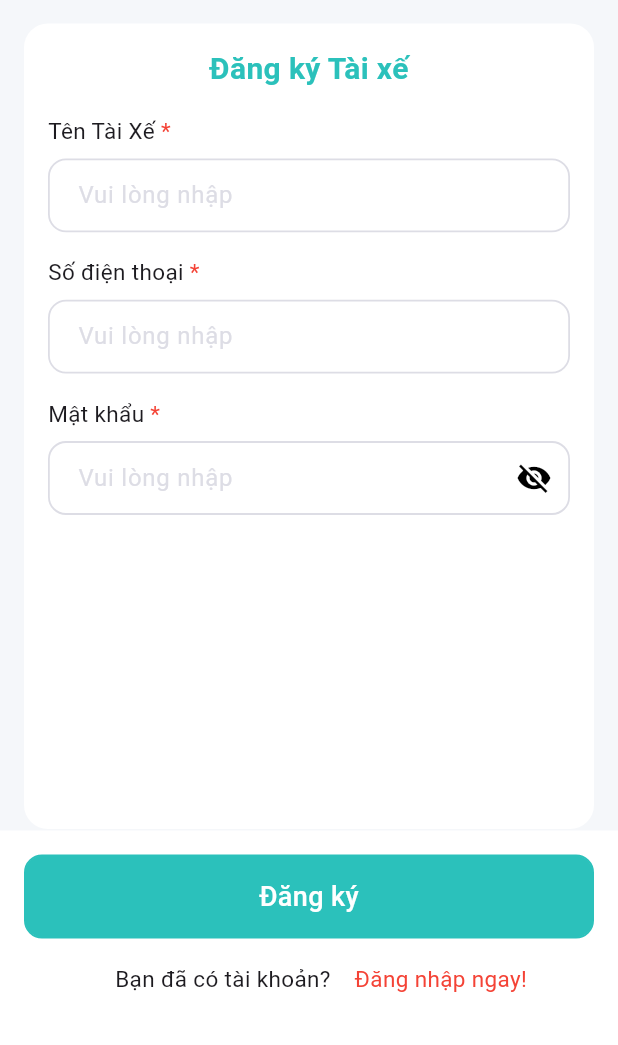
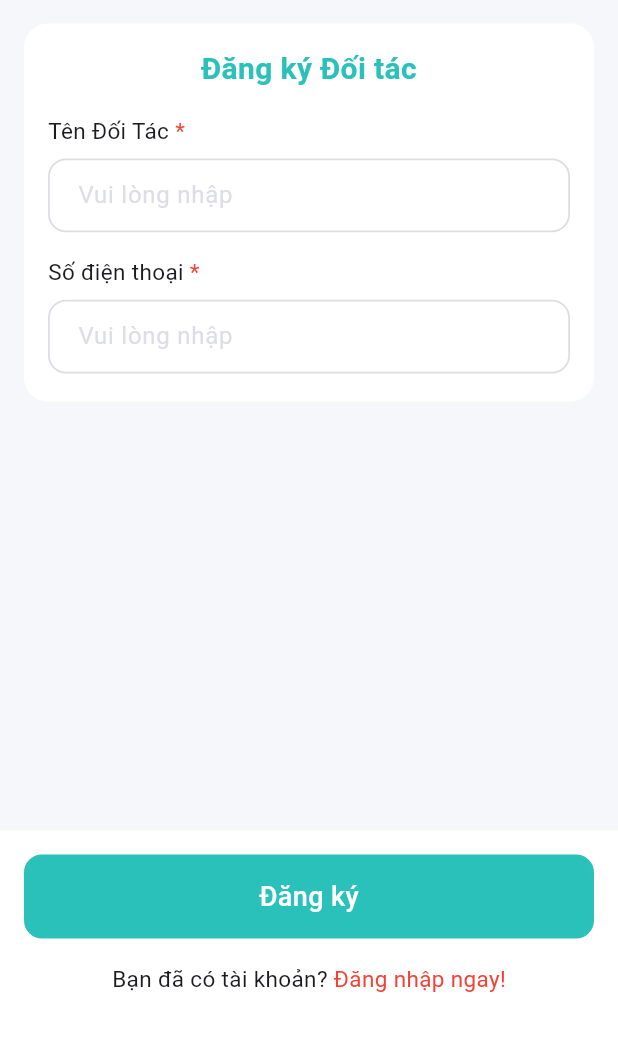
Before and after one commit to hwangcoder/Ride-Now-App, a Flutter app: the RegisterDriver screen opened directly, after a tap on "Đăng ký", on a phone screen of 412 x 824 dp, the part 191-1236 px from its top. Run offline on Flutter 3.47's test engine with Material 3 defaults, Android fonts, the phone set to English and light mode, and no system bars.

Commit message:
Add screen login

```diff
--- a/lib/auth/register_driver.dart
+++ b/lib/screens/auth/register_driver.dart
@@ -1,10 +1,11 @@
 import 'package:flutter/material.dart';
 import 'package:flutter/rendering.dart';
+import 'package:ride_now/screens/auth/register_partner.dart';
 import 'package:ride_now/components/app_bar.dart';
 import 'package:ride_now/components/text_field.dart';
 
-import '../components/elevated_button.dart';
-import '../components/text_field_password.dart';
+import '../../components/elevated_button.dart';
+import '../../components/text_field_password.dart';
 import 'widgets/drop_down_button.dart';
 
 class RegisterDriver extends StatefulWidget {
@@ -18,12 +19,25 @@ class _RegisterDriverState extends State<RegisterDriver> {
   final TextEditingController _nameController = TextEditingController();
   final TextEditingController _phoneController = TextEditingController();
   final TextEditingController _passwordController = TextEditingController();
+  final TextEditingController _licensePlateController = TextEditingController();
   bool isPasswordVisible = false;
-  List<String> vehicleTypes = [
-    'Xe máy',
-    'Ô tô',
+  List<String> loaixe = [
+    'Xe 4 chỗ',
+    'Xe 7 chỗ',
   ];
-  String? selectedVehicleType = 'Xe máy';
+  List<String> hangxe = [
+    'Hyundai',
+    'Toyota',
+    'Honda',
+  ];
+  List<String> mauxe = [
+    'Trắng',
+    'Đen',
+    'Đỏ',
+  ];
+  String? selectedVehicleType = 'Xe 4 chỗ';
+  String? selectedVehicleBrand = 'Hyundai';
+  String? selectedVehicleColor = 'Trắng';
   @override
   Widget build(BuildContext context) {
     return Scaffold(
@@ -135,7 +149,95 @@ class _RegisterDriverState extends State<RegisterDriver> {
                       Column(
                         children: [
                           Row(
-                            children: [],
+                            children: [
+                              Expanded(
+                                child: CustomDropdownButton(
+                                  label: 'Loại xe',
+                                  value: selectedVehicleType,
+                                  items: loaixe,
+                                  onChanged: (String? newValue) {
+                                    setState(() {
+                                      selectedVehicleType = newValue;
+                                    });
+                                  },
+                                ),
+                              ),
+                              const SizedBox(
+                                width: 16.0,
+                              ),
+                              Expanded(
+                                child: CustomDropdownButton(
+                                  label: 'Hãng xe',
+                                  value: selectedVehicleBrand,
+                                  items: hangxe,
+                                  onChanged: (String? newValue) {
+                                    setState(() {
+                                      selectedVehicleBrand = newValue;
+                                    });
+                                  },
+                                ),
+                              ),
+                            ],
+                          ),
+                          const SizedBox(
+                            height: 16.0,
+                          ),
+                          Row(
+                            children: [
+                              Expanded(
+                                child: Column(
+                                  crossAxisAlignment: CrossAxisAlignment.start,
+                                  children: [
+                                    const Row(
+                                      children: [
+                                        Text('Biển số xe ',
+                                            style: TextStyle(
+                                              fontSize: 15.0,
+                                            )),
+                                        Text('*',
+                                            style: TextStyle(
+                                              fontSize: 15.0,
+                                              color: Colors.red,
+                                            )),
+                                      ],
+                                    ),
+                                    const SizedBox(height: 8.0),
+                                    Container(
+                                      padding: const EdgeInsets.symmetric(
+                                          horizontal: 12.0),
+                                      decoration: BoxDecoration(
+                                        color: Colors.white,
+                                        borderRadius:
+                                            BorderRadius.circular(12.0),
+                                        border: Border.all(
+                                            color: Colors.grey.shade300),
+                                      ),
+                                      child: TextFormField(
+                                        controller: _licensePlateController,
+                                        decoration: const InputDecoration(
+                                          border: InputBorder.none,
+                                        ),
+                                      ),
+                                    ),
+                                  ],
+                                ),
+                              ),
+                              const SizedBox(
+                                width: 16.0,
+                              ),
+                              Expanded(
+                                child: CustomDropdownButton(
+                                  label: 'Màu xe',
+                                  value: selectedVehicleColor,
+                                  items: mauxe,
+                                  onChanged: (String? newValue) {
+                                    setState(() {
+                                      selectedVehicleColor = newValue;
+                                    });
+                                  },
+                                ),
+                              ),
+                            ],
                           ),
                         ],
                       )
@@ -163,23 +265,23 @@ class _RegisterDriverState extends State<RegisterDriver> {
                         Navigator.push(
                             context,
                             MaterialPageRoute(
-                              builder: (context) => const RegisterDriver(),
+                              builder: (context) => const RegisterPartner(),
                             ));
                       },
                       textColor: Colors.white,
                       fontSize: 18.0,
                     ),
                   ),
+                  const SizedBox(
+                    height: 16.0,
+                  ),
                   Row(
                     mainAxisAlignment: MainAxisAlignment.center,
                     children: [
-                      const Padding(
-                        padding: EdgeInsets.all(16.0),
-                        child: Text(
-                          'Bạn đã có tài khoản?',
-                          style: TextStyle(
-                            fontSize: 15.0,
-                          ),
+                      const Text(
+                        'Bạn đã có tài khoản? ',
+                        style: TextStyle(
+                          fontSize: 15.0,
                         ),
                       ),
                       GestureDetector(
--- /dev/null
+++ b/lib/screens/auth/register_partner.dart
@@ -0,0 +1,163 @@
+import 'package:flutter/material.dart';
+import 'package:ride_now/components/app_bar.dart';
+import 'package:ride_now/screens/auth/register_active_screen.dart';
+
+import '../../components/elevated_button.dart';
+import '../../components/text_field.dart';
+
+class RegisterPartner extends StatefulWidget {
+  const RegisterPartner({super.key});
+
+  @override
+  State<RegisterPartner> createState() => _RegisterPartnerState();
+}
+
+class _RegisterPartnerState extends State<RegisterPartner> {
+  final TextEditingController _nameController = TextEditingController();
+  final TextEditingController _phoneController = TextEditingController();
+  @override
+  Widget build(BuildContext context) {
+    return Scaffold(
+      backgroundColor: const Color(0xFFF5F7FA),
+      appBar: const CustomAppBar(
+        title: 'Đăng ký',
+        subtitle: 'Cùng RideNow kiếm thu nhập nhé!',
+      ),
+      body: Column(
+        crossAxisAlignment: CrossAxisAlignment.stretch,
+        children: [
+          Expanded(
+            child: SingleChildScrollView(
+              padding: const EdgeInsets.all(16.0),
+              child: Container(
+                height: 252,
+                width: 358,
+                decoration: const BoxDecoration(
+                    color: Colors.white,
+                    borderRadius: BorderRadius.all(Radius.circular(16.0))),
+                child: Padding(
+                  padding: const EdgeInsets.all(16.0),
+                  child: Column(
+                    children: [
+                      const Text(
+                        'Đăng ký Đối tác',
+                        style: TextStyle(
+                            fontSize: 20.0,
+                            color: Color(0xFF2BC1BB),
+                            fontWeight: FontWeight.bold),
+                      ),
+                      const SizedBox(
+                        height: 16.0,
+                      ),
+                      const Row(
+                        children: [
+                          Text('Tên Đối Tác ',
+                              style: TextStyle(
+                                fontSize: 15.0,
+                                // color: Color(0xFF2BC1BB),
+                              )),
+                          Text('*',
+                              style: TextStyle(
+                                fontSize: 15.0,
+                                color: Colors.red,
+                              )),
+                        ],
+                      ),
+                      const SizedBox(
+                        height: 8.0,
+                      ),
+                      CustomTextField(
+                        controller: _nameController,
+                        hintText: 'Vui lòng nhập',
+                        textInputAction: TextInputAction.next,
+                      ),
+                      const SizedBox(
+                        height: 16.0,
+                      ),
+                      const Row(
+                        children: [
+                          Text('Số điện thoại ',
+                              style: TextStyle(
+                                fontSize: 15.0,
+                                // color: Color(0xFF2BC1BB),
+                              )),
+                          Text('*',
+                              style: TextStyle(
+                                fontSize: 15.0,
+                                color: Colors.red,
+                              )),
+                        ],
+                      ),
+                      const SizedBox(
+                        height: 8.0,
+                      ),
+                      CustomTextField(
+                        controller: _phoneController,
+                        hintText: 'Vui lòng nhập',
+                        textInputAction: TextInputAction.done,
+                      ),
+                    ],
+                  ),
+                ),
+              ),
+            ),
+          ),
+          Container(
+            height: 143,
+            decoration: const BoxDecoration(
+              color: Colors.white,
+            ),
+            child: Padding(
+              padding: const EdgeInsets.all(16.0),
+              child: Column(
+                children: [
+                  Align(
+                    alignment: Alignment.center,
+                    child: CustomElevatedButton(
+                      text: 'Đăng ký',
+                      color: const Color(0xFF2BC1BB),
+                      onPressed: () {
+                        Navigator.push(
+                            context,
+                            MaterialPageRoute(
+                              builder: (context) =>
+                                  const RegisterActiveScreen(),
+                            ));
+                      },
+                      textColor: Colors.white,
+                      fontSize: 18.0,
+                    ),
+                  ),
+                  const SizedBox(
+                    height: 16.0,
+                  ),
+                  Row(
+                    mainAxisAlignment: MainAxisAlignment.center,
+                    children: [
+                      const Text(
+                        'Bạn đã có tài khoản? ',
+                        style: TextStyle(
+                          fontSize: 15.0,
+                        ),
+                      ),
+                      GestureDetector(
+                        onTap: () => Navigator.pop(context),
+                        child: const Text(
+                          'Đăng nhập ngay!',
+                          style: TextStyle(
+                            fontSize: 15.0,
+                            color: Colors.red,
+                          ),
+                        ),
+                      ),
+                    ],
+                  )
+                ],
+              ),
+            ),
+          ),
+        ],
+      ),
+    );
+  }
+}
--- a/lib/auth/register_role_screen.dart
+++ b/lib/screens/auth/register_role_screen.dart
@@ -1,5 +1,5 @@
 import 'package:flutter/material.dart';
-import 'package:ride_now/auth/register_driver.dart';
+import 'package:ride_now/screens/auth/register_driver.dart';
 import 'package:ride_now/components/app_bar.dart';
 import 'package:ride_now/components/elevated_button.dart';
 
--- /dev/null
+++ b/lib/screens/auth/widgets/drop_down_button.dart
@@ -0,0 +1,54 @@
+import 'package:flutter/material.dart';
+
+class CustomDropdownButton extends StatelessWidget {
+  final String label;
+  final String? value;
+  final List<String> items;
+  final Function(String?) onChanged;
+
+  const CustomDropdownButton({
+    super.key,
+    required this.label,
+    required this.value,
+    required this.items,
+    required this.onChanged,
+  });
+
+  @override
+  Widget build(BuildContext context) {
+    return Column(
+      crossAxisAlignment: CrossAxisAlignment.start,
+      children: [
+        Row(
+          children: [
+            Text(label, style: const TextStyle(fontSize: 15.0)),
+            const Text(' *', style: TextStyle(color: Colors.red)),
+          ],
+        ),
+        const SizedBox(height: 8.0),
+        Container(
+          padding: const EdgeInsets.symmetric(horizontal: 12.0),
+          decoration: BoxDecoration(
+            color: Colors.white,
+            borderRadius: BorderRadius.circular(12.0),
+            border: Border.all(color: Colors.grey.shade300),
+          ),
+          child: DropdownButtonHideUnderline(
+            child: DropdownButton<String>(
+              style: const TextStyle(color: Colors.black, fontSize: 16.0),
+              value: value,
+              isExpanded: true,
+              items: items
+                  .map((item) => DropdownMenuItem<String>(
+                        value: item,
+                        child: Text(item),
+                      ))
+                  .toList(),
+              onChanged: onChanged,
+            ),
+          ),
+        ),
+      ],
+    );
+  }
+}
--- a/lib/welcome/welcome_screen.dart
+++ b/lib/welcome/welcome_screen.dart
@@ -1,6 +1,6 @@
 import 'package:flutter/material.dart';
 
-import '../auth/register_role_screen.dart';
+import '../screens/auth/register_role_screen.dart';
 import '../components/elevated_button.dart';
 
 class WelcomeScreen extends StatefulWidget {
```
Also changed, not shown: lib/auth/widgets/drop_down_button.dart (deleted, +0 -96 lines), lib/components/dialog.dart (added, +97 -0 lines), lib/screens/auth/login_role_screen.dart (added, +111 -0 lines), lib/screens/auth/register_active_screen.dart (added, +48 -0 lines), assets/images/success.png (added), lib/screens/auth/widgets/role_card.dart (renamed from lib/auth/widgets/role_card.dart).
